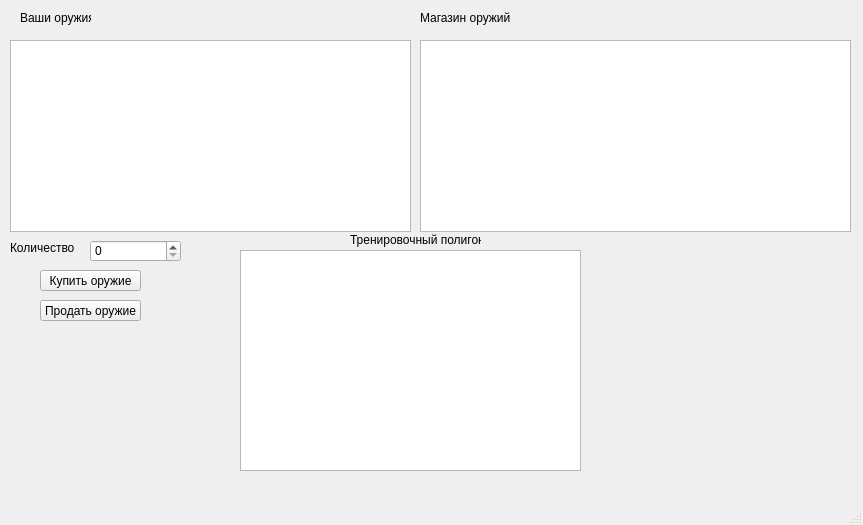
Above: Client/shop.ui from ChazGrant/Battleship before the change. Below: the same form after it.
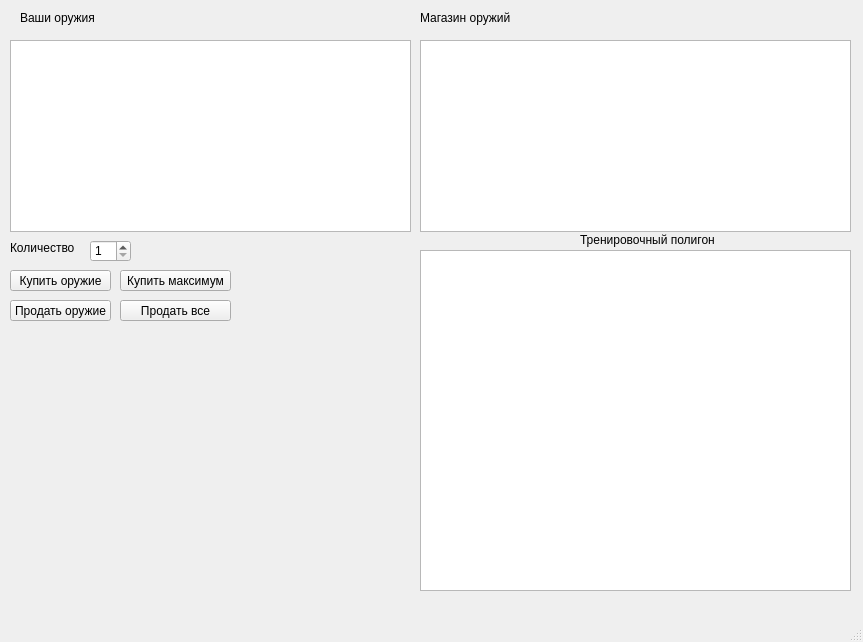
That is the form after the change.

Commit message: Finished `Shop` module

The edit to the form file:
```diff
--- a/Client/shop.ui
+++ b/Client/shop.ui
@@ -7,7 +7,7 @@
     <x>0</x>
     <y>0</y>
     <width>863</width>
-    <height>525</height>
+    <height>642</height>
    </rect>
   </property>
   <property name="windowTitle">
@@ -17,10 +17,10 @@
    <widget class="QTableWidget" name="tableWidget">
     <property name="geometry">
      <rect>
-      <x>240</x>
+      <x>420</x>
       <y>250</y>
-      <width>341</width>
-      <height>221</height>
+      <width>431</width>
+      <height>341</height>
      </rect>
     </property>
    </widget>
@@ -29,7 +29,7 @@
      <rect>
       <x>20</x>
       <y>10</y>
-      <width>71</width>
+      <width>81</width>
       <height>16</height>
      </rect>
     </property>
@@ -42,7 +42,7 @@
      <rect>
       <x>420</x>
       <y>10</y>
-      <width>91</width>
+      <width>101</width>
       <height>16</height>
      </rect>
     </property>
@@ -53,9 +53,9 @@
    <widget class="QLabel" name="label_3">
     <property name="geometry">
      <rect>
-      <x>350</x>
+      <x>580</x>
       <y>230</y>
-      <width>131</width>
+      <width>141</width>
       <height>20</height>
      </rect>
     </property>
@@ -66,7 +66,7 @@
    <widget class="QPushButton" name="buyWeaponButton">
     <property name="geometry">
      <rect>
-      <x>40</x>
+      <x>10</x>
       <y>270</y>
       <width>101</width>
       <height>21</height>
@@ -79,7 +79,7 @@
    <widget class="QPushButton" name="sellWeaponButton">
     <property name="geometry">
      <rect>
-      <x>40</x>
+      <x>10</x>
       <y>300</y>
       <width>101</width>
       <height>21</height>
@@ -94,10 +94,13 @@
      <rect>
       <x>90</x>
       <y>240</y>
-      <width>91</width>
+      <width>41</width>
       <height>22</height>
      </rect>
     </property>
+    <property name="minimum">
+     <number>1</number>
+    </property>
    </widget>
    <widget class="QLabel" name="label_4">
     <property name="geometry">
@@ -132,6 +135,74 @@
      </rect>
     </property>
    </widget>
+   <widget class="QLabel" name="userCoinsLabel">
+    <property name="geometry">
+     <rect>
+      <x>10</x>
+      <y>330</y>
+      <width>381</width>
+      <height>41</height>
+     </rect>
+    </property>
+    <property name="text">
+     <string/>
+    </property>
+    <property name="alignment">
+     <set>Qt::AlignCenter</set>
+    </property>
+   </widget>
+   <widget class="QPushButton" name="buyAllWeaponsButton">
+    <property name="geometry">
+     <rect>
+      <x>120</x>
+      <y>270</y>
+      <width>111</width>
+      <height>21</height>
+     </rect>
+    </property>
+    <property name="text">
+     <string>Купить максимум</string>
+    </property>
+   </widget>
+   <widget class="QPushButton" name="sellAllWeaponsButton">
+    <property name="geometry">
+     <rect>
+      <x>120</x>
+      <y>300</y>
+      <width>111</width>
+      <height>21</height>
+     </rect>
+    </property>
+    <property name="text">
+     <string>Продать все</string>
+    </property>
+   </widget>
+   <widget class="QLabel" name="totalBuyLabel">
+    <property name="geometry">
+     <rect>
+      <x>240</x>
+      <y>270</y>
+      <width>171</width>
+      <height>16</height>
+     </rect>
+    </property>
+    <property name="text">
+     <string/>
+    </property>
+   </widget>
+   <widget class="QLabel" name="totalSellLabel">
+    <property name="geometry">
+     <rect>
+      <x>240</x>
+      <y>300</y>
+      <width>171</width>
+      <height>16</height>
+     </rect>
+    </property>
+    <property name="text">
+     <string/>
+    </property>
+   </widget>
   </widget>
   <widget class="QMenuBar" name="menubar">
    <property name="geometry">
```
Left out of the diff: 4 changed lines with no effect on the pictures. The commit also changes 20 other files.
